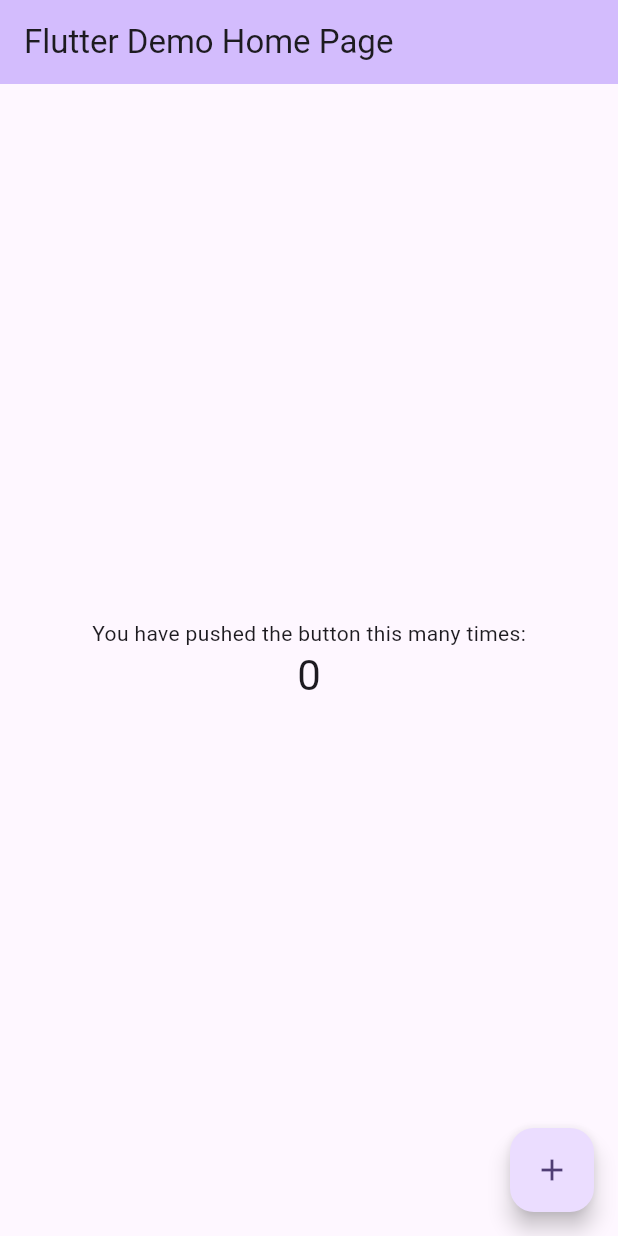
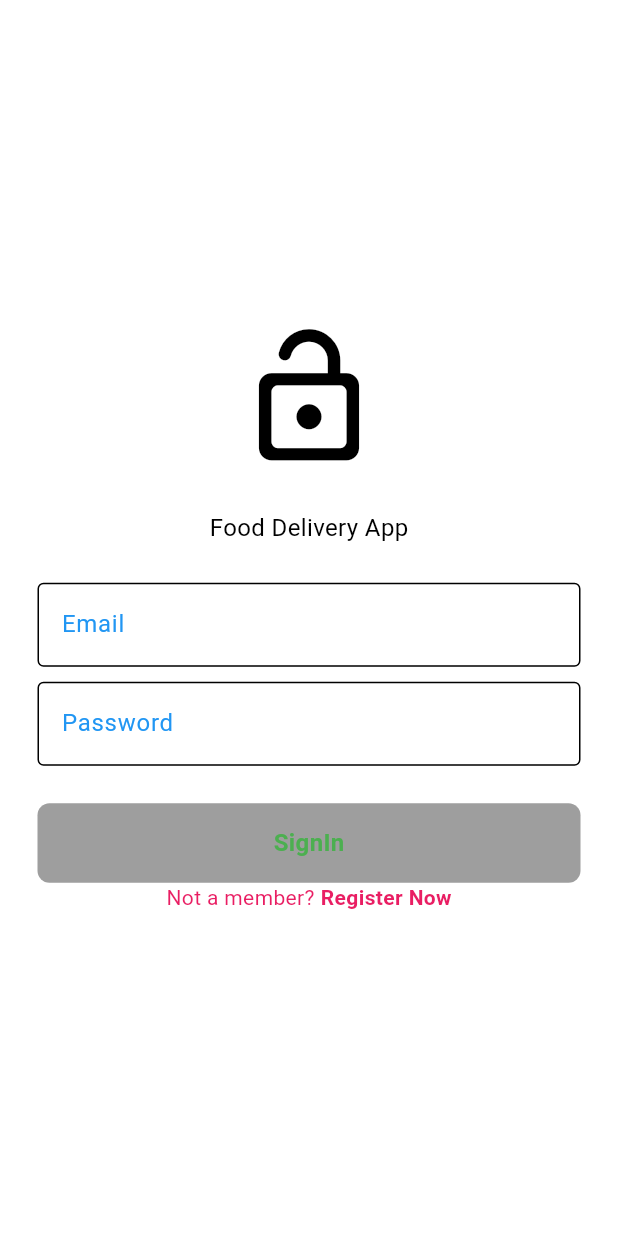
Before and after one commit to Mahim021/Aladin, a Flutter app: the screen it shows after launch, on a phone screen of 412 x 824 dp. Run offline on Flutter 3.47's test engine with Material 3 defaults, Android fonts, the phone set to English and light mode, and no system bars.

Commit message:
Added Login Page

```diff
--- /dev/null
+++ b/lib/components/my_button.dart
@@ -0,0 +1,37 @@
+import 'package:flutter/material.dart';
+
+class MyButton extends StatelessWidget {
+  final Function()? onTap;
+  final String text;
+
+  const MyButton({
+    super.key
+    , required this.onTap
+    , required this.text
+  });
+
+  @override
+  Widget build(BuildContext context) {
+    return GestureDetector(
+      onTap: onTap,
+      child: Container(
+        padding: const EdgeInsets.all(15),
+        margin: const EdgeInsets.symmetric(horizontal: 25),
+        decoration: BoxDecoration(
+          color: Colors.grey,            /* After theme's added -> theme.of(context).colorScheme.secondary */
+          borderRadius: BorderRadius.circular(8),
+        ),
+        child: Center(
+          child: Text(
+            text,
+            style: TextStyle(
+              fontWeight: FontWeight.bold,
+              color: Colors.green,      /* After theme's added -> theme.of(context).colorScheme.inversePrimary */
+              fontSize: 16,
+            ),
+          )
+        )
+      ),
+    );
+  }
+}
--- /dev/null
+++ b/lib/components/my_textfield.dart
@@ -0,0 +1,35 @@
+import 'package:flutter/material.dart';
+
+class MyTextfield extends StatelessWidget {
+  final TextEditingController controller;
+  final String hintText;
+  final bool obscureText;
+
+  const MyTextfield({
+    super.key,
+    required this.controller,
+    required this.hintText,
+    required this.obscureText,
+  });
+
+  @override
+  Widget build(BuildContext context) {
+    return Padding(
+      padding: const EdgeInsets.symmetric(horizontal: 25.0),
+      child: TextField(
+        controller: controller,
+        obscureText: obscureText,
+        decoration: InputDecoration(
+          enabledBorder: OutlineInputBorder(
+            borderSide: BorderSide(color: Colors.black),        /* After theme's added -> theme.of(context).colorScheme.tertiary */
+          ),
+          focusedBorder: OutlineInputBorder(
+            borderSide: BorderSide(color: Colors.red), /* After theme's added -> theme.of(context).colorScheme.primary */
+          ),
+          hintText: hintText,
+          hintStyle: TextStyle(color: Colors.blue),  /* After theme's added -> theme.of(context).colorScheme.primary */
+        ),
+      ),
+    );
+  }
+}
--- a/lib/main.dart
+++ b/lib/main.dart
@@ -1,4 +1,6 @@
 import 'package:flutter/material.dart';
+import 'pages/login_page.dart';
+
 
 void main() {
   runApp(const MyApp());
@@ -12,111 +14,10 @@
   Widget build(BuildContext context) {
     return MaterialApp(
       title: 'Flutter Demo',
-      theme: ThemeData(
-        // This is the theme of your application.
-        //
-        // TRY THIS: Try running your application with "flutter run". You'll see
-        // the application has a purple toolbar. Then, without quitting the app,
-        // try changing the seedColor in the colorScheme below to Colors.green
-        // and then invoke "hot reload" (save your changes or press the "hot
-        // reload" button in a Flutter-supported IDE, or press "r" if you used
-        // the command line to start the app).
-        //
-        // Notice that the counter didn't reset back to zero; the application
-        // state is not lost during the reload. To reset the state, use hot
-        // restart instead.
-        //
-        // This works for code too, not just values: Most code changes can be
-        // tested with just a hot reload.
-        colorScheme: ColorScheme.fromSeed(seedColor: Colors.deepPurple),
+      theme: ThemeData(),
+      home: LoginPage(
+        onTap: () {},
       ),
-      home: const MyHomePage(title: 'Flutter Demo Home Page'),
     );
   }
 }
-
-class MyHomePage extends StatefulWidget {
-  const MyHomePage({super.key, required this.title});
-
-  // This widget is the home page of your application. It is stateful, meaning
-  // that it has a State object (defined below) that contains fields that affect
-  // how it looks.
-
-  // This class is the configuration for the state. It holds the values (in this
-  // case the title) provided by the parent (in this case the App widget) and
-  // used by the build method of the State. Fields in a Widget subclass are
-  // always marked "final".
-
-  final String title;
-
-  @override
-  State<MyHomePage> createState() => _MyHomePageState();
-}
-
-class _MyHomePageState extends State<MyHomePage> {
-  int _counter = 0;
-
-  void _incrementCounter() {
-    setState(() {
-      // This call to setState tells the Flutter framework that something has
-      // changed in this State, which causes it to rerun the build method below
-      // so that the display can reflect the updated values. If we changed
-      // _counter without calling setState(), then the build method would not be
-      // called again, and so nothing would appear to happen.
-      _counter++;
-    });
-  }
-
-  @override
-  Widget build(BuildContext context) {
-    // This method is rerun every time setState is called, for instance as done
-    // by the _incrementCounter method above.
-    //
-    // The Flutter framework has been optimized to make rerunning build methods
-    // fast, so that you can just rebuild anything that needs updating rather
-    // than having to individually change instances of widgets.
-    return Scaffold(
-      appBar: AppBar(
-        // TRY THIS: Try changing the color here to a specific color (to
-        // Colors.amber, perhaps?) and trigger a hot reload to see the AppBar
-        // change color while the other colors stay the same.
-        backgroundColor: Theme.of(context).colorScheme.inversePrimary,
-        // Here we take the value from the MyHomePage object that was created by
-        // the App.build method, and use it to set our appbar title.
-        title: Text(widget.title),
-      ),
-      body: Center(
-        // Center is a layout widget. It takes a single child and positions it
-        // in the middle of the parent.
-        child: Column(
-          // Column is also a layout widget. It takes a list of children and
-          // arranges them vertically. By default, it sizes itself to fit its
-          // children horizontally, and tries to be as tall as its parent.
-          //
-          // Column has various properties to control how it sizes itself and
-          // how it positions its children. Here we use mainAxisAlignment to
-          // center the children vertically; the main axis here is the vertical
-          // axis because Columns are vertical (the cross axis would be
-          // horizontal).
-          //
-          // TRY THIS: Invoke "debug painting" (choose the "Toggle Debug Paint"
-          // action in the IDE, or press "p" in the console), to see the
-          // wireframe for each widget.
-          mainAxisAlignment: MainAxisAlignment.center,
-          children: <Widget>[
-            const Text('You have pushed the button this many times:'),
-            Text(
-              '$_counter',
-              style: Theme.of(context).textTheme.headlineMedium,
-            ),
-          ],
-        ),
-      ),
-      floatingActionButton: FloatingActionButton(
-        onPressed: _incrementCounter,
-        tooltip: 'Increment',
-        child: const Icon(Icons.add),
-      ), // This trailing comma makes auto-formatting nicer for build methods.
-    );
-  }
-}
--- /dev/null
+++ b/lib/pages/login_page.dart
@@ -0,0 +1,104 @@
+import 'package:flutter/material.dart';
+import 'package:grocery_shop/components/my_button.dart';
+import 'package:grocery_shop/components/my_textField.dart';
+
+class LoginPage extends StatefulWidget {
+  final void Function()? onTap;
+
+  const LoginPage({super.key, required this.onTap});
+
+  @override
+  State<LoginPage> createState() => _LoginPageState();
+}
+
+class _LoginPageState extends State<LoginPage> {
+  // text editing controllers
+  final TextEditingController emailController = TextEditingController();
+
+  final TextEditingController passwordController = TextEditingController();
+
+  @override
+  Widget build(BuildContext context) {
+    return Scaffold(
+      backgroundColor: Colors.white,
+
+      /* Change after themes are added */
+      /* Theme.of(context).colorScheme.background */
+      body: Center(
+        child: Column(
+          mainAxisAlignment: MainAxisAlignment.center,
+          children: [
+            // Logo
+            Icon(
+              Icons.lock_open_rounded,
+              size: 100,
+              color: Colors.black,
+
+              /* Change after themes are added */
+              /* Theme.of(context).colorScheme.inversePrimary, */
+            ),
+
+            const SizedBox(height: 25),
+
+            // Message, App slogan
+            Text(
+              "Food Delivery App",
+              style: TextStyle(
+                fontSize: 16,
+                color: Colors.black,
+                /* Change after themes are added */
+                /* Theme.of(context).colorScheme.inversePrimary */
+              ),
+            ),
+
+            const SizedBox(height: 25),
+
+            // Email text field
+            MyTextfield(
+              controller: emailController,
+              hintText: "Email",
+              obscureText: false,
+            ),
+
+            const SizedBox(height: 10),
+
+            // password text field
+            MyTextfield(
+              controller: passwordController,
+              hintText: "Password",
+              obscureText: true,
+            ),
+
+            const SizedBox(height: 25),
+
+            // signin button
+            MyButton(onTap: () {}, text: "SignIn"),
+
+            // not a member, register now
+            Row(
+              mainAxisAlignment: MainAxisAlignment.center,
+              children: [
+                Text("Not a member?", style: TextStyle(color: Colors.pink)),
+                /* Change after themes are added */
+                /* Theme.of(context).colorScheme.inversePrimary */
+                const SizedBox(width: 4),
+                GestureDetector(
+                  onTap: widget.onTap,
+                  child: Text(
+                    "Register Now",
+                    style: TextStyle(
+                      color: Colors.pink,
+                      fontWeight: FontWeight.bold,
+                    ),
+                  ),
+                ),
+                /* Change after themes are added */
+                /* Theme.of(context).colorScheme.inversePrimary */
+              ],
+            ),
+          ],
+        ),
+      ),
+    );
+  }
+}
```
Also changed, not shown: flutter_01.png (added), flutter_02.png (added).
